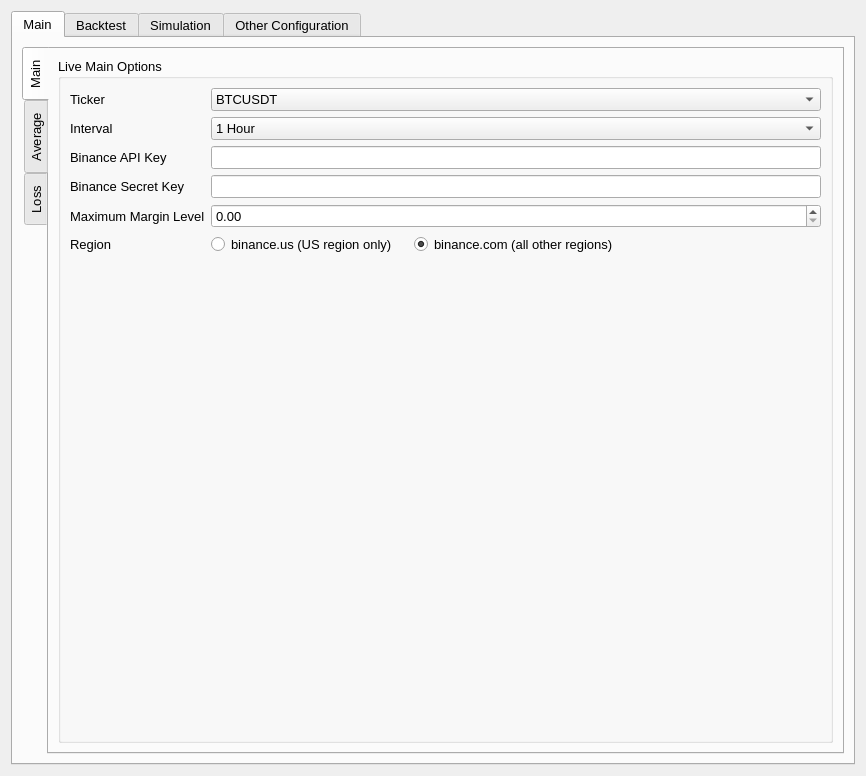
Old version of the form UI/configuration.ui in the repository ZENALC/algobot.
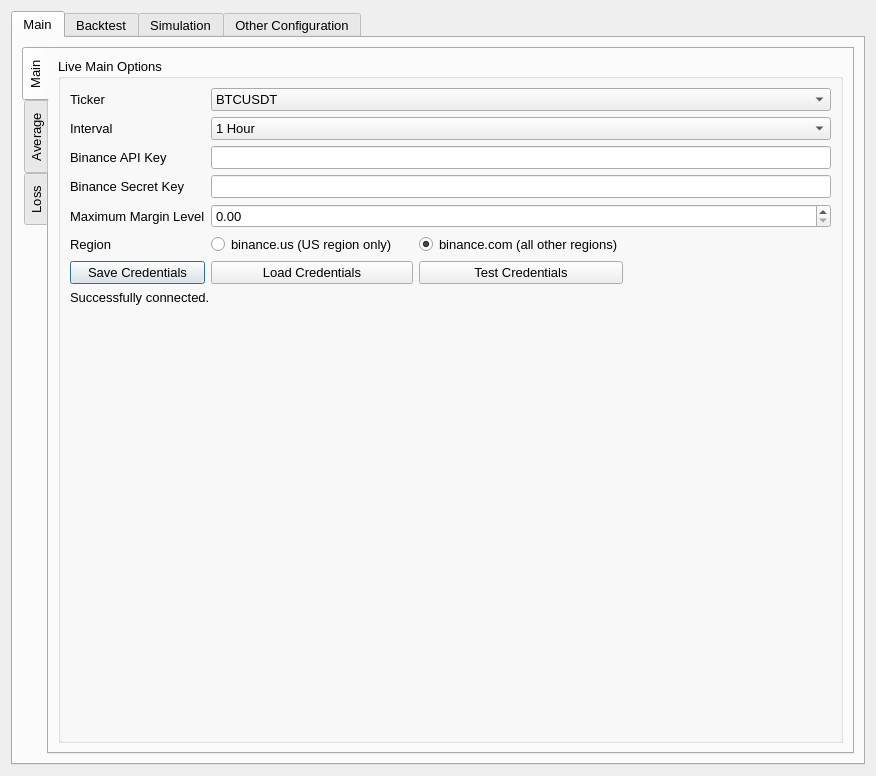
New version of the form. The open tabs and pages were chosen to show the change.

Diff of the .ui file:
```diff
--- a/UI/configuration.ui
+++ b/UI/configuration.ui
@@ -6,7 +6,7 @@
    <rect>
     <x>0</x>
     <y>0</y>
-    <width>866</width>
+    <width>876</width>
     <height>776</height>
    </rect>
   </property>
@@ -86,6 +86,19 @@
               <string>Live Main Options</string>
              </property>
              <layout class="QGridLayout" name="gridLayout_13">
+              <item row="8" column="1">
+               <spacer name="verticalSpacer_6">
+                <property name="orientation">
+                 <enum>Qt::Vertical</enum>
+                </property>
+                <property name="sizeHint" stdset="0">
+                 <size>
+                  <width>20</width>
+                  <height>40</height>
+                 </size>
+                </property>
+               </spacer>
+              </item>
               <item row="3" column="0">
                <widget class="QLabel" name="binanceSecretKeyLabel">
                 <property name="text">
@@ -268,18 +281,39 @@
                 </property>
                </widget>
               </item>
+              <item row="7" column="0" colspan="4">
+               <widget class="QLabel" name="credentialResult">
+                <property name="text">
+                 <string>Successfully connected.</string>
+                </property>
+               </widget>
+              </item>
+              <item row="6" column="0">
+               <widget class="QPushButton" name="saveCredentialsButton">
+                <property name="sizePolicy">
+                 <sizepolicy hsizetype="Minimum" vsizetype="Fixed">
+                  <horstretch>0</horstretch>
+                  <verstretch>0</verstretch>
+                 </sizepolicy>
+                </property>
+                <property name="text">
+                 <string>Save Credentials</string>
+                </property>
+               </widget>
+              </item>
               <item row="6" column="1">
-               <spacer name="verticalSpacer_6">
-                <property name="orientation">
-                 <enum>Qt::Vertical</enum>
+               <widget class="QPushButton" name="loadCredentialsButton">
+                <property name="text">
+                 <string>Load Credentials</string>
                 </property>
-                <property name="sizeHint" stdset="0">
-                 <size>
-                  <width>20</width>
-                  <height>40</height>
-                 </size>
+               </widget>
+              </item>
+              <item row="6" column="2">
+               <widget class="QPushButton" name="testCredentialsButton">
+                <property name="text">
+                 <string>Test Credentials</string>
                 </property>
-               </spacer>
+               </widget>
               </item>
              </layout>
             </widget>
```
Left out of the diff: 144 changed lines with no effect on the pictures.
